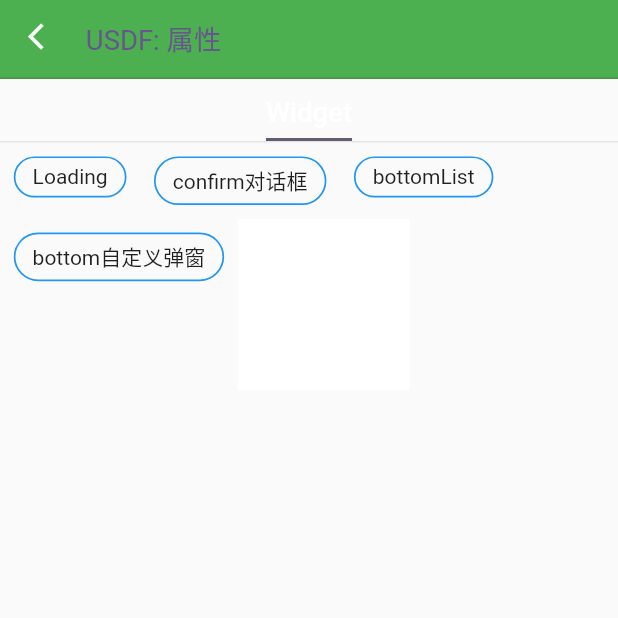
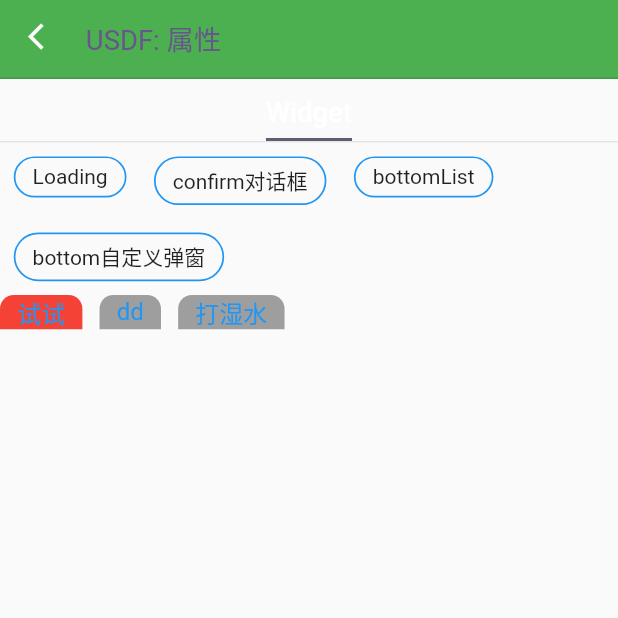
Before and after one commit to junixapp/flutter_utils, a Flutter app: the screen it shows after launch, on a phone screen of 412 x 824 dp, the top half of it. Run offline on Flutter 3.47's test engine with Material 3 defaults, Android fonts, the phone set to English and light mode, and no system bars; drawn by our look-alikes of keyboard_dismisser; our stand-ins replace after_layout, cached_network_image, dio, flutter_screenutil, fluttertoast, get and 4 more.

Commit message:
release 0.0.10

```diff
--- a/example/lib/pages/widgets_page.dart
+++ b/example/lib/pages/widgets_page.dart
@@ -29,7 +29,11 @@ class WidgetsPage extends StatelessWidget {
       button(context,"bottom自定义弹窗", (){
         DialogUtil.showBottom( DemoBottomDialog(), radius: 18.w,);
       }),
-      SuperContainer(width: 100.w, height: 100.w, color: Colors.white,),
+      CommonTabBar(["试试","dd", "打湿水"], (i){
+
+      }, tabPadding: EdgeInsets.symmetric(horizontal: 10.w), indicatorHeight: 3.w,
+      tabStyle: TabStyle.card, selectBgColor: Colors.red, height: 20.w,
+      tabSpace: 10.w, unselectBgColor: Colors.grey,),
     ],),);
   }
 
--- a/lib/fuck_utils.dart
+++ b/lib/fuck_utils.dart
@@ -1,4 +1,6 @@
 library fuck_utils;
+
+export 'extension/string_extension.dart';
 
 export 'getx/rx_extensions.dart';
 export 'getx/rx_state_types.dart';
@@ -8,6 +10,7 @@ export 'getx/rxx_list.dart';
 export 'getx/rxx_string.dart';
 
 export 'type/pair.dart';
+export 'type/sliver_fix_header_delegate.dart';
 
 export 'util/date_util.dart';
 export 'util/dialog_util.dart';
@@ -23,7 +26,9 @@ export 'util/http/http_util.dart';
 export 'util/http/token_interceptor.dart';
 
 export 'widget/common_scaffold.dart';
+export 'widget/common_tabbar.dart';
 export 'widget/image_loader.dart';
+export 'widget/index_bar.dart';
 export 'widget/on_click.dart';
 export 'widget/search_container.dart';
 export 'widget/status_layout.dart';
--- a/lib/type/pair.dart
+++ b/lib/type/pair.dart
@@ -1,5 +1,6 @@
 
-class Pair{
-  String first, second;
+class Pair<K, V>{
+  K first;
+  V second;
   Pair(this.first, this.second);
 }
--- /dev/null
+++ b/lib/widget/common_tabbar.dart
@@ -0,0 +1,97 @@
+
+import 'package:flutter/material.dart';
+import 'package:flutter_screenutil/flutter_screenutil.dart';
+import 'package:fuck_utils/widget/super_container.dart';
+
+enum TabStyle{
+  line, card
+}
+
+class CommonTabBar extends StatefulWidget {
+  final List<String> tabs;
+  final Function(int) onTabChange;
+  final int defaultTab;
+  final TabStyle tabStyle;
+  final Color? selectColor;
+  final Color? indicatorColor;
+  final Color? unselectColor;
+  final Color? selectBgColor;
+  final Color? unselectBgColor;
+  final double? selectFontSize;
+  final double? unselectFontSize;
+  final double? tabWidth;
+  final double? indicatorHeight;
+  final double? tabRadius;
+  final EdgeInsets? tabPadding;
+  final double? padding;
+  final double? tabSpace;
+  final double? height;
+  final bool thinIndicator;
+  const CommonTabBar(this.tabs, this.onTabChange,{super.key, this.defaultTab = 0, this.height, this.thinIndicator = true,
+    this.tabPadding, this.tabSpace, this.tabWidth, this.padding, this.tabStyle = TabStyle.line,
+    this.selectColor, this.unselectColor, this.selectBgColor, this.unselectBgColor,
+    this.selectFontSize, this.unselectFontSize, this.indicatorColor, this.indicatorHeight, this.tabRadius});
+
+  @override
+  State<CommonTabBar> createState() => _CommonTabBarState();
+}
+
+class _CommonTabBarState extends State<CommonTabBar> with SingleTickerProviderStateMixin {
+  late TabController tabController;
+  late int currTab;
+  @override
+  void initState() {
+    super.initState();
+    tabController = TabController(length: widget.tabs.length , vsync: this);
+    currTab = widget.defaultTab;
+  }
+
+  @override
+  Widget build(BuildContext context) {
+    return widget.tabStyle==TabStyle.card ? SizedBox(height: widget.height?? 28.w,
+      child: ListView.separated(itemBuilder: (c,i){
+      Color selectColor = widget.selectColor ?? Theme.of(context).primaryColor;
+      Color unselectColor = widget.unselectColor ?? Theme.of(context).primaryColor;
+      double selectSize = widget.selectFontSize ?? 14.w;
+      double unselectSize = widget.unselectFontSize ?? 14.w;
+      return SuperContainer(height: widget.height ?? 28.w, width: widget.tabWidth,
+        padding: widget.tabPadding,
+        color: (currTab == i ? widget.selectBgColor: widget.unselectBgColor) ?? Colors.transparent,
+        borderRadius: BorderRadius.only(topLeft: Radius.circular(widget.tabRadius ?? 8.w),
+            topRight: Radius.circular(widget.tabRadius ?? 8.w)),
+        child: Text(widget.tabs[i], style: TextStyle(color: currTab == i ? selectColor
+            : unselectColor, fontSize:  currTab == i ? selectSize : unselectSize),),
+        onTap: (){
+        setState(() {
+          var b = widget.onTabChange(i);
+          if(b==true || b==null) currTab = i;
+        });
+        },
+      );
+    }, separatorBuilder: (c,i) => SizedBox(width: widget.tabSpace ?? 4.w,),
+        padding: EdgeInsets.symmetric(horizontal: widget.padding ?? 0),
+        itemCount: widget.tabs.length, scrollDirection: Axis.horizontal),)
+    : Container(height: widget.height ?? 40.w,
+      child: TabBar(
+      isScrollable: true,
+      padding: widget.tabPadding ?? EdgeInsets.symmetric(horizontal: 8.w),
+      // labelPadding: EdgeInsets.symmetric(horizontal: 16.w),
+      indicatorPadding: EdgeInsets.zero,
+      indicatorColor: widget.indicatorColor ?? widget.selectColor ?? Theme.of(context).primaryColor,
+      indicatorWeight: widget.indicatorHeight ?? 2.w,
+      indicatorSize: widget.thinIndicator ? TabBarIndicatorSize.label : TabBarIndicatorSize.tab,
+      labelColor: widget.selectColor ?? Theme.of(context).primaryColor,
+      unselectedLabelColor: widget.unselectColor ?? Theme.of(context).colorScheme.tertiary,
+      labelStyle: TextStyle(
+          color: widget.selectColor ?? Theme.of(context).primaryColor, fontSize: widget.selectFontSize ?? 14.w),
+      unselectedLabelStyle: TextStyle(
+          color: widget.unselectColor ?? Theme.of(context).colorScheme.tertiary,
+          fontSize: widget.unselectFontSize ?? 14.w),
+      tabs: widget.tabs.map((e) => Tab(text: e,)).toList(),
+      onTap: (i) {
+        widget.onTabChange(i);
+      },
+      controller: tabController,
+    ),);
+  }
+}
--- a/pubspec.yaml
+++ b/pubspec.yaml
@@ -1,6 +1,6 @@
 name: fuck_utils
 description: Awesome flutter util code.
-version: 0.0.9
+version: 0.0.10
 homepage: https://github.com/li-xiaojun/flutter_utils
 
 environment:
@@ -21,6 +21,7 @@ dependencies:
   keyboard_dismisser: ^3.0.0
   permission_handler: ^11.1.0
   image_gallery_saver: ^2.0.3
+  after_layout: ^1.2.0
 
 dev_dependencies:
   flutter_test:
```
Also changed, not shown: lib/extension/string_extension.dart (added, +8 -0 lines), lib/type/sliver_fix_header_delegate.dart (added, +33 -0 lines), lib/widget/index_bar.dart (added, +124 -0 lines), example/pubspec.lock, 2 other files.
